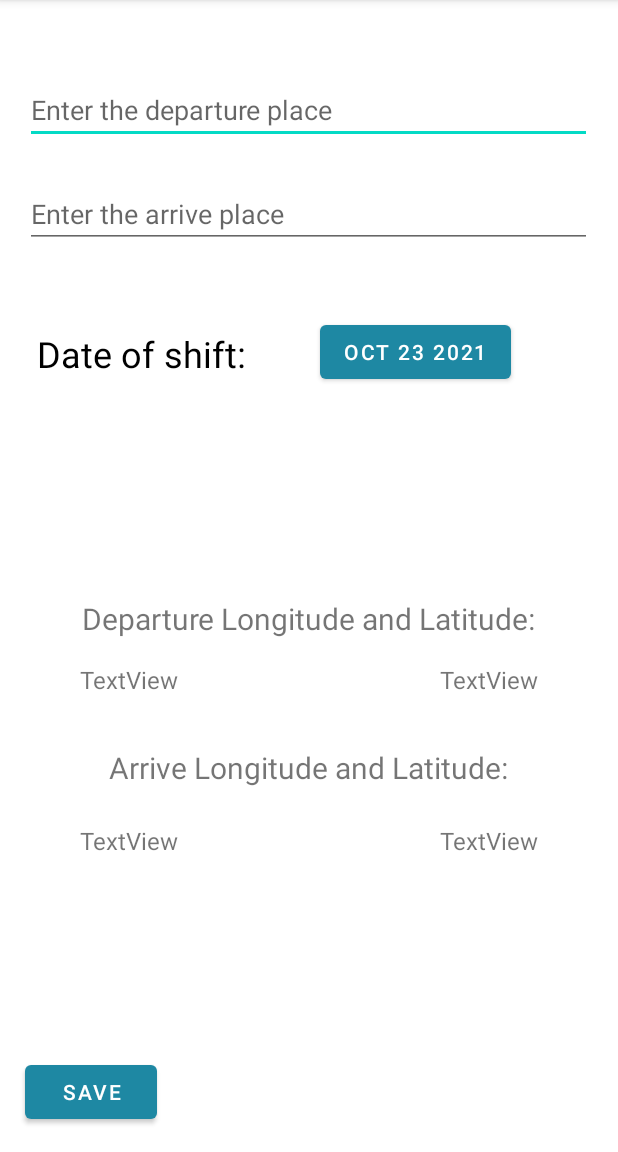
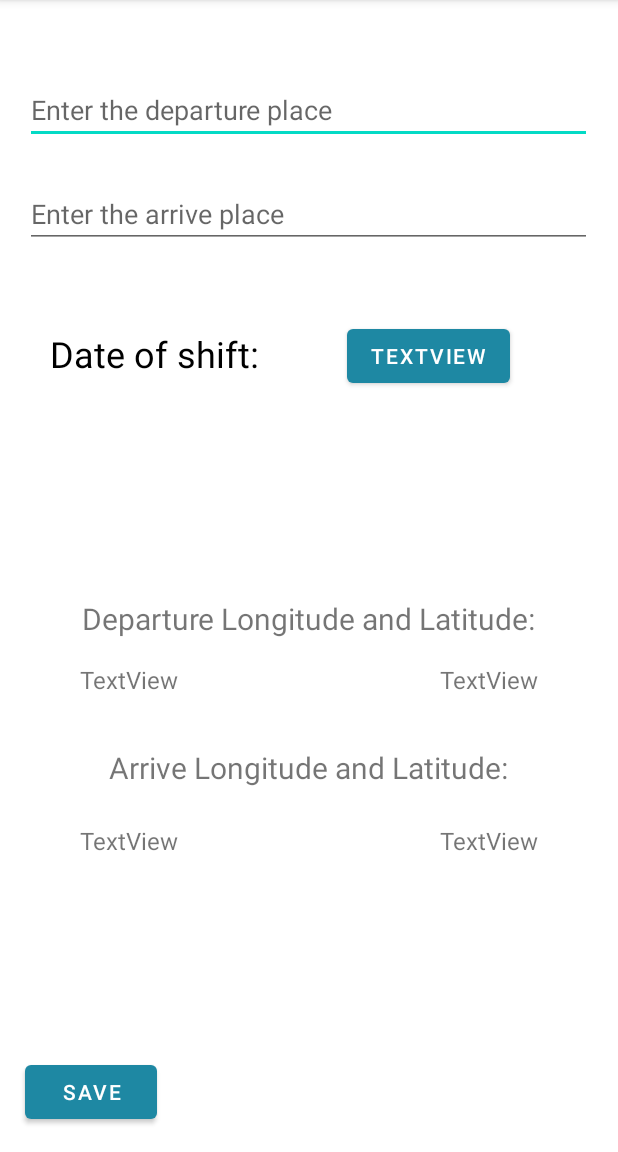
Before and after one commit to mattebasta/TripPlannerApp, an Android app: the tripDetailsActivity screen opened directly, with no data from a screen before it, after a tap on "NEW SHIFT", on a phone screen of 412 x 824 dp, the part 84-1236 px from its top. Run offline under Robolectric (Android 15) with nearby library versions, the phone set to English and light mode, and no system bars; our stand-ins replace Room's generated code; libraries missing offline, so code that uses them is left out: com.mapbox.api, com.mapbox.geojson, com.mapbox.mapboxsdk.

Commit message:
final commit

```diff
--- a/app/src/main/java/com/example/tripplannerapp/AddNewShiftActivity.java
+++ b/app/src/main/java/com/example/tripplannerapp/AddNewShiftActivity.java
@@ -21,9 +21,11 @@ import com.mapbox.api.geocoding.v5.models.CarmenFeature;
 import com.mapbox.mapboxsdk.plugins.places.autocomplete.PlaceAutocomplete;
 import com.mapbox.mapboxsdk.plugins.places.autocomplete.model.PlaceOptions;
 
+import java.text.ParseException;
+import java.text.SimpleDateFormat;
 import java.util.Calendar;
+import java.util.Date;
 
-//Todo: add alert to notify the completion of all field when adding a new element to a recycler view
 public class AddNewShiftActivity extends AppCompatActivity {
     private DatePickerDialog dateOfShiftPickerDialog;
     EditText editTextDeparture;
@@ -32,6 +34,7 @@ public class AddNewShiftActivity extends AppCompatActivity {
     TextView shLatDepTV;
     TextView shLngArrTV;
     TextView shLatArrTV;
+    TextView maxShiftDate;
     private Button shiftDateBtn;
     private Button newShiftBtn;
     int REQUEST_ARRIVE_AUTO_COMPLETE = 2; //arrive
@@ -42,16 +45,23 @@ public class AddNewShiftActivity extends AppCompatActivity {
         super.onCreate(savedInstanceState);
         setContentView(R.layout.activity_add_new_shift);
 
-        initDatePicker();
+        Bundle extras = getIntent().getExtras();
+        String minShiftDate = extras.getString("minShiftDate");
+        String maxshiftDate = extras.getString("maxShiftDate");
+
         shLngDepTV = findViewById(R.id.shiftLngDepartureTV);
         shLatDepTV = findViewById(R.id.shiftLatDepartureTV);
         shLngArrTV = findViewById(R.id.shiftLngArriveTV);
         shLatArrTV = findViewById(R.id.shiftLatArriveTV);
+        maxShiftDate = findViewById(R.id.maxShiftDateTV);
         editTextArrive = findViewById(R.id.editTextArrive);
         editTextDeparture = findViewById(R.id.editTextDeparture);
         shiftDateBtn = findViewById(R.id.dateOfShift);
-        shiftDateBtn.setText(getTodayDate());
+        shiftDateBtn.setText(minShiftDate);
+        maxShiftDate.setText(maxshiftDate);
         newShiftBtn = findViewById(R.id.saveNewShiftButton);
+
+        initDatePicker();
 
         editTextDeparture.setInputType(InputType.TYPE_NULL);
         editTextArrive.setInputType(InputType.TYPE_NULL);
@@ -72,7 +82,7 @@ public class AddNewShiftActivity extends AppCompatActivity {
             public void onClick(View v) {
                 Intent arrSelectionIntent = new PlaceAutocomplete.IntentBuilder()
                         .accessToken(getString(R.string.access_token))
-                        .placeOptions(PlaceOptions.builder().build()).build(AddNewShiftActivity.this);
+                        .placeOptions(PlaceOptions.builder().backgroundColor(Color.parseColor("#ffffff")).build()).build(AddNewShiftActivity.this);
                 startActivityForResult(arrSelectionIntent, REQUEST_ARRIVE_AUTO_COMPLETE);
             }
         });
@@ -88,8 +98,13 @@ public class AddNewShiftActivity extends AppCompatActivity {
                 addNewShiftIntent.putExtra("shLngDep", shLngDepTV.getText());
                 addNewShiftIntent.putExtra("shLatArr", shLatArrTV.getText());
                 addNewShiftIntent.putExtra("shLngArr", shLngArrTV.getText());
-                setResult(79,addNewShiftIntent);
-                AddNewShiftActivity.super.onBackPressed();
+                if (editTextDeparture.getText().toString().isEmpty() || editTextArrive.getText().toString().isEmpty()){
+                    Toast.makeText(getApplicationContext(),"Complete all field",Toast.LENGTH_SHORT).show();
+                }
+                else{
+                    setResult(79,addNewShiftIntent);
+                    AddNewShiftActivity.super.onBackPressed();
+                }
             }
         });
 
@@ -143,8 +158,20 @@ public class AddNewShiftActivity extends AppCompatActivity {
         int day = cal.get(Calendar.DAY_OF_MONTH);
         int style = AlertDialog.THEME_HOLO_DARK;
 
-        dateOfShiftPickerDialog = new DatePickerDialog(this, style, dateOfShiftListener, year, month, day);
-        dateOfShiftPickerDialog.getDatePicker().setMinDate(cal.getTimeInMillis());
+        String shiftminimumDate = shiftDateBtn.getText().toString();
+        String shiftmaximumDate = maxShiftDate.getText().toString();
+        SimpleDateFormat format = new SimpleDateFormat("MMM dd yyyy");
+        try {
+            Date minDateParse = format.parse(shiftminimumDate);
+            Date maxDateParse = format.parse(shiftmaximumDate);
+            long minDateLong = minDateParse.getTime();
+            long maxDateLong = maxDateParse.getTime();
+            dateOfShiftPickerDialog = new DatePickerDialog(this, style, dateOfShiftListener, year, month, day);
+            dateOfShiftPickerDialog.getDatePicker().setMinDate(minDateLong);
+            dateOfShiftPickerDialog.getDatePicker().setMaxDate(maxDateLong);
+        } catch (ParseException e) {
+            e.printStackTrace();
+        }
     }
 
     private String makeDateString(int day, int month, int year){
--- a/app/src/main/java/com/example/tripplannerapp/RoomDB.java
+++ b/app/src/main/java/com/example/tripplannerapp/RoomDB.java
@@ -10,7 +10,7 @@ import androidx.room.Room;
 import androidx.room.RoomDatabase;
 import androidx.sqlite.db.SupportSQLiteDatabase;
 
-@Database(entities = {Trip.class, Shift.class, Stay.class}, version = 12,exportSchema = false)
+@Database(entities = {Trip.class, Shift.class, Stay.class}, version = 17,exportSchema = false)
 public abstract class RoomDB extends RoomDatabase {
     private static RoomDB database;
 
--- a/app/src/main/java/com/example/tripplannerapp/ShiftDao.java
+++ b/app/src/main/java/com/example/tripplannerapp/ShiftDao.java
@@ -32,7 +32,7 @@ public interface ShiftDao {
     void update(Shift shift);
 
     //getAll
-    @Query("SELECT * From shift ORDER BY ShiftID ASC")
+    @Query("SELECT * From shift ORDER BY ID ASC")
     LiveData<List<Shift>> getAllShift();
 
     //get Latitude and Longitude of the shift Departure
--- a/app/src/main/java/com/example/tripplannerapp/StayDao.java
+++ b/app/src/main/java/com/example/tripplannerapp/StayDao.java
@@ -34,7 +34,7 @@ public interface StayDao {
     void update(Stay stay);
 
     //getAll
-    @Query("SELECT * From stay ORDER BY StayID ASC")
+    @Query("SELECT * From stay ORDER BY ID ASC ")
     LiveData<List<Stay>> getAllStay();
 
     //get Latitude and Longitude of the stay
--- a/app/src/main/java/com/example/tripplannerapp/tripDetailsActivity.java
+++ b/app/src/main/java/com/example/tripplannerapp/tripDetailsActivity.java
@@ -17,6 +17,7 @@ import androidx.recyclerview.widget.RecyclerView;
 
 import android.content.Intent;
 import android.os.Bundle;
+import android.util.Log;
 import android.view.View;
 import android.widget.Button;
 import android.widget.ImageButton;
@@ -29,10 +30,14 @@ import com.mapbox.geojson.LineString;
 import com.mapbox.geojson.Point;
 import com.mapbox.mapboxsdk.style.sources.GeoJsonSource;
 
+import java.text.SimpleDateFormat;
 import java.util.ArrayList;
+import java.util.Date;
 import java.util.List;
 
-
+//TODO: set title for the activity (TripDetails, New stay, New Shift)
+//TODO: set minimum calendar with the starting trip date
+//TODO: set maximum calendar with the ending trip date
 public class tripDetailsActivity extends AppCompatActivity {
     private StayViewModel stayViewModel;
     private ShiftViewModel shiftViewModel;
@@ -41,15 +46,15 @@ public class tripDetailsActivity extends AppCompatActivity {
     public static final String EXTRA_TRIP_SDATE = "com.example.tripplannerapp.EXTRA_TRIP_SDATE";
     public static final String EXTRA_TRIP_EDATE = "com.example.tripplannerapp.EXTRA_TRIP_EDATE";
 
-    private TextView theTripName;
-    private TextView theTripDesc;
-    private TextView theTripSDate;
-    private TextView theTripEDate;
-    private Button addNewStayBtn;
-    private Button addNewShiftBtn;
-    private RecyclerView stayRecyclerView;
-    private RecyclerView shiftRecyclerView;
-    private ImageButton toMapBtn;
+    public TextView theTripName;
+    public TextView theTripDesc;
+    public TextView theTripSDate;
+    public TextView theTripEDate;
+    public Button addNewStayBtn;
+    public Button addNewShiftBtn;
+    public RecyclerView stayRecyclerView;
+    public RecyclerView shiftRecyclerView;
+    public ImageButton toMapBtn;
     List<Stay> stayList;
     List<Shift> shiftList;
 
@@ -197,6 +202,8 @@ public class tripDetailsActivity extends AppCompatActivity {
 
             private void openAddNewShiftActivity() {
                 Intent shiftIntent = new Intent(tripDetailsActivity.this, AddNewShiftActivity.class);
+                shiftIntent.putExtra("minShiftDate", theTripSDate.getText().toString());
+                shiftIntent.putExtra("maxShiftDate", theTripEDate.getText().toString());
                 GetNewShiftResultLauncher.launch(shiftIntent);
             }
         });
@@ -210,8 +217,9 @@ public class tripDetailsActivity extends AppCompatActivity {
 
             private void openAddNewStayActivity() {
                 Intent stayIntent = new Intent(tripDetailsActivity.this, AddNewStayActivity.class);
+                stayIntent.putExtra("StartDate", theTripSDate.getText().toString());
+                stayIntent.putExtra("EndDate", theTripEDate.getText().toString());
                 GetNewStayResultLauncher.launch(stayIntent);
-//                startActivity(intent);
             }
         });
 
--- a/app/src/main/res/layout/activity_add_new_shift.xml
+++ b/app/src/main/res/layout/activity_add_new_shift.xml
@@ -75,9 +75,9 @@
         android:id="@+id/dateOfShift"
         android:layout_width="wrap_content"
         android:layout_height="wrap_content"
-        android:layout_marginTop="45dp"
-        android:layout_marginEnd="71dp"
-        android:layout_marginRight="71dp"
+        android:layout_marginTop="48dp"
+        android:layout_marginEnd="72dp"
+        android:layout_marginRight="72dp"
         android:onClick="dateOfShiftOpenDatePicker"
         android:text="Shiftdate"
         app:backgroundTint="#1E88A3"
@@ -167,4 +167,13 @@
         app:layout_constraintEnd_toStartOf="@+id/shiftLngArriveTV"
         app:layout_constraintStart_toStartOf="parent"
         app:layout_constraintTop_toBottomOf="@+id/textView21" />
+
+    <TextView
+        android:id="@+id/maxShiftDateTV"
+        android:layout_width="wrap_content"
+        android:layout_height="wrap_content"
+        android:text="TextView"
+        android:textColor="#FFFFFF"
+        tools:layout_editor_absoluteX="317dp"
+        tools:layout_editor_absoluteY="744dp" />
 </androidx.constraintlayout.widget.ConstraintLayout>
```
Also changed, not shown: app/src/main/java/com/example/tripplannerapp/AddNewStayActivity.java (+38 -28 lines), app/src/main/java/com/example/tripplannerapp/AddNewTripActivity.java (+8 -4 lines), app/src/main/java/com/example/tripplannerapp/EditTripActivity.java (+7 -2 lines), app/src/main/java/com/example/tripplannerapp/Shift.java (+10 -9 lines), app/src/main/java/com/example/tripplannerapp/Stay.java (+10 -9 lines).
